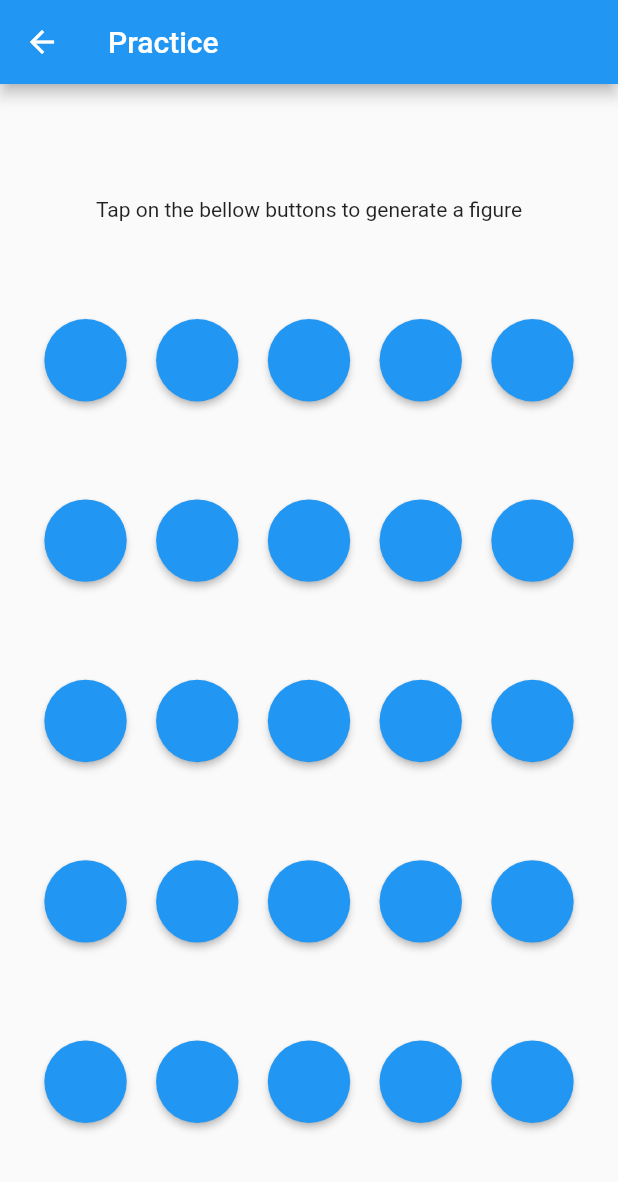
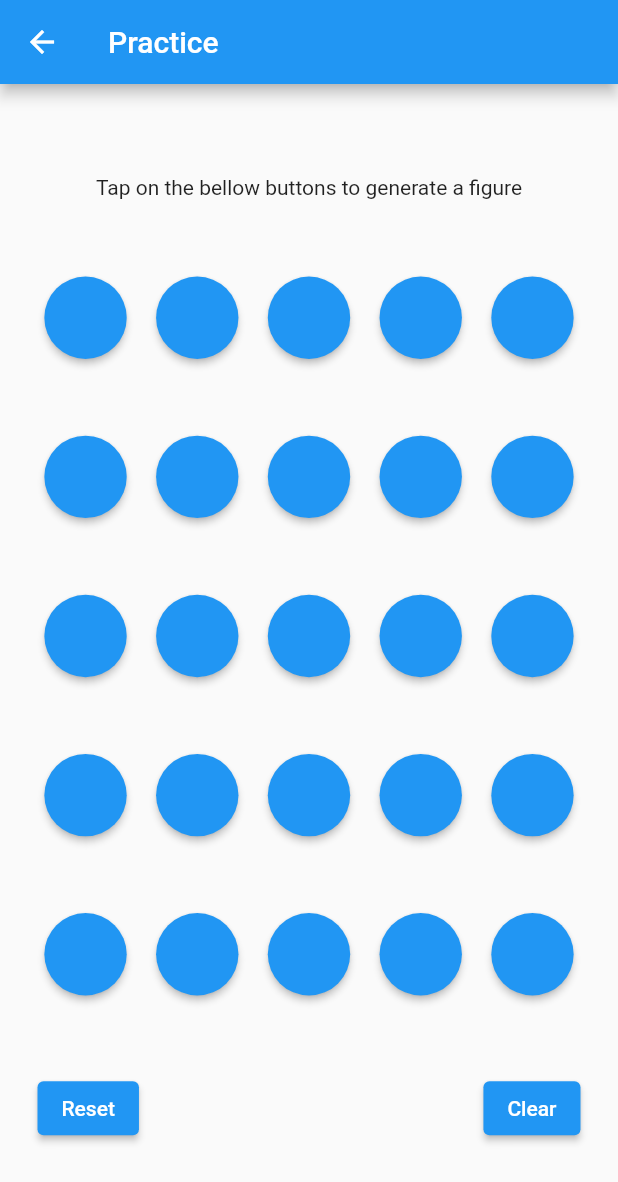
Before and after one commit to ishitakapoor26/Hardware_Connection-Flutter-App, a Flutter app: the ChatPage screen opened directly, on a phone screen of 412 x 824 dp. Shown: the top 1182 px of the screen. Run offline on Flutter 3.47's test engine with Material 2 defaults, Android fonts, the phone set to English and light mode, and no system bars; our stand-ins replace flutter_bluetooth_serial; statements that could not run were skipped.

Commit message:
Added on and off functionality to the hardware matrix

```diff
--- a/lib/main.dart
+++ b/lib/main.dart
@@ -12,6 +12,7 @@ class MyApp extends StatelessWidget {
   Widget build(BuildContext context) {
     return MaterialApp(
       title: 'Demo',
+      debugShowCheckedModeBanner: false,
       home: FutureBuilder(
         future: FlutterBluetoothSerial.instance.requestEnable(),
         builder: (BuildContext context, future) {
--- a/lib/send_message.dart
+++ b/lib/send_message.dart
@@ -1,7 +1,7 @@
 // library send_messagee;
 import 'dart:async';
 import 'dart:convert';
-
+import 'dart:core';
 import 'dart:typed_data';
 import 'package:flutter/cupertino.dart';
 import 'package:flutter/material.dart';
@@ -26,7 +26,7 @@ class _ChatPageState extends State<ChatPage>
     with SingleTickerProviderStateMixin {
   BluetoothConnection? connection;
   bool isConnecting = true;
-  bool _flag = true;
+  List<int> flag= [0,0,0,0,0,0,0,0,0,0,0,0,0,0,0,0,0,0,0,0,0,0,0,0,0];
 
   bool get isConnected => connection != null && connection!.isConnected;
   Color clickedColor = Colors.blue;
@@ -159,6 +159,38 @@ class _ChatPageState extends State<ChatPage>
                     Button('y'),
                   ],
                 ),
+                Padding(
+                  padding: const EdgeInsets.only(left: 15.0, right: 15.0),
+                  child: Row(
+                    mainAxisAlignment: MainAxisAlignment.spaceBetween,
+                    children: [
+                      ElevatedButton(
+                          onPressed: (){
+                            _sendMessage('rst');
+                          },
+                          child: Text('Reset',
+                          style: TextStyle(
+                            color: Colors.white
+                          ),),
+                        style: ElevatedButton.styleFrom(
+                          backgroundColor: Colors.blue
+                        ),
+                      ),
+                  ElevatedButton(
+                    onPressed: (){
+                      _sendMessage('clr');
+                    },
+                    child: Text('Clear',
+                      style: TextStyle(
+                          color: Colors.white
+                      ),),
+                    style: ElevatedButton.styleFrom(
+                        backgroundColor: Colors.blue
+                    ),
+                  ),
+                    ],
+                  ),
+                ),
               ],
             ),
           ),
@@ -167,19 +199,28 @@ class _ChatPageState extends State<ChatPage>
     );
   }
   Widget Button(String message){
+    int x= message.codeUnits[0]-97;
+    print(x);
     return SizedBox(
       height: MediaQuery.of(context).size.height/15,
       width: MediaQuery.of(context).size.height/15,
       child: ElevatedButton(
         onPressed: (){
-          _sendMessage(message);
+          if(flag[x]==1){
+          _sendMessage('$message$message');
           setState(() {
-            _flag= !_flag;
+            flag[x]=0;
           });
+          }else {
+            _sendMessage(message);
+            setState(() {
+              flag[x] = 1;
+            });
+          }
         },
         child: Text(""),
         style: ElevatedButton.styleFrom(
-          backgroundColor: _flag? Colors.blue:Colors.green,
+          backgroundColor: flag[x]==0? Colors.blue:Colors.green,
           shape: RoundedRectangleBorder(
             borderRadius: BorderRadius.circular(50),
           ),
```
